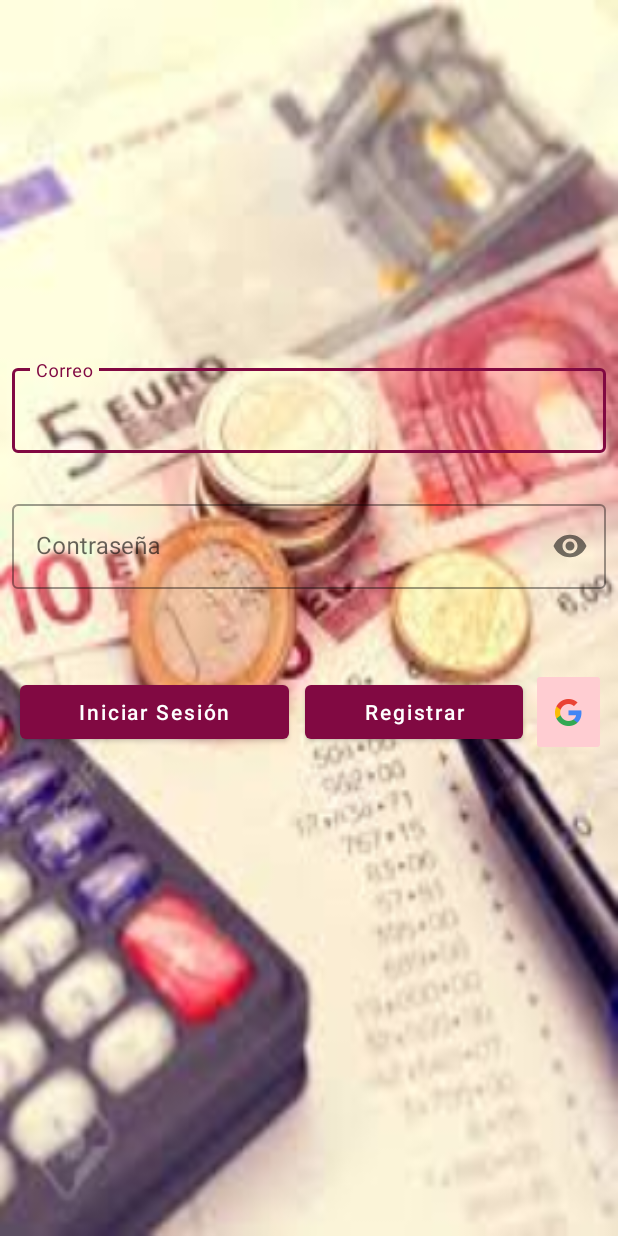
After one commit to HectorSalo/MyFinances, an Android app: the layout activity_inic_sesion.xml on its own in the app's theme, with its tools: preview values and no code run, on a phone screen of 412 x 824 dp. The commit adds this screen. Run offline under Robolectric (Android 15) with nearby library versions, the phone set to English and light mode, and no system bars.

Commit message:
V1.01 Iniciar Sesion

```diff
--- /dev/null
+++ b/app/src/main/res/layout/activity_inic_sesion.xml
@@ -0,0 +1,93 @@
+<?xml version="1.0" encoding="utf-8"?>
+<androidx.constraintlayout.widget.ConstraintLayout xmlns:android="http://schemas.android.com/apk/res/android"
+    xmlns:app="http://schemas.android.com/apk/res-auto"
+    xmlns:tools="http://schemas.android.com/tools"
+    android:layout_width="match_parent"
+    android:layout_height="match_parent"
+    tools:context=".inicioSesion.InicSesionActivity"
+    android:background="@drawable/test1">
+
+    <com.google.android.material.textfield.TextInputLayout
+        android:id="@+id/outlined_email"
+        style="@style/Widget.MaterialComponents.TextInputLayout.OutlinedBox"
+        android:layout_width="match_parent"
+        android:layout_height="wrap_content"
+        android:layout_marginStart="8dp"
+        android:layout_marginTop="240dp"
+        android:layout_marginEnd="8dp"
+        android:hint="@string/email_sesion"
+        app:errorEnabled="true"
+        app:layout_constraintEnd_toEndOf="parent"
+        app:layout_constraintStart_toStartOf="parent"
+        app:layout_constraintTop_toTopOf="parent">
+
+        <com.google.android.material.textfield.TextInputEditText
+            android:id="@+id/et_email"
+            android:layout_width="match_parent"
+            android:layout_height="wrap_content"
+            android:inputType="textCapSentences|textEmailAddress" />
+
+    </com.google.android.material.textfield.TextInputLayout>
+
+    <com.google.android.material.textfield.TextInputLayout
+        android:id="@+id/outlined_password"
+        style="@style/Widget.MaterialComponents.TextInputLayout.OutlinedBox"
+        android:layout_width="match_parent"
+        android:layout_height="wrap_content"
+        android:layout_marginStart="8dp"
+        android:layout_marginTop="8dp"
+        android:layout_marginEnd="8dp"
+        android:hint="@string/pass_sesion"
+        app:errorEnabled="true"
+        app:layout_constraintEnd_toEndOf="parent"
+        app:layout_constraintStart_toStartOf="parent"
+        app:layout_constraintTop_toBottomOf="@+id/outlined_email"
+        app:passwordToggleEnabled="true">
+
+        <com.google.android.material.textfield.TextInputEditText
+            android:id="@+id/et_password"
+            android:layout_width="match_parent"
+            android:layout_height="wrap_content"
+            android:inputType="textPassword" />
+
+    </com.google.android.material.textfield.TextInputLayout>
+
+    <LinearLayout
+        android:layout_width="match_parent"
+        android:layout_height="wrap_content"
+        android:layout_marginStart="8dp"
+        android:layout_marginTop="32dp"
+        android:layout_marginEnd="8dp"
+        android:orientation="horizontal"
+        app:layout_constraintEnd_toEndOf="parent"
+        app:layout_constraintStart_toStartOf="parent"
+        app:layout_constraintTop_toBottomOf="@+id/outlined_password">
+
+        <Button
+            android:id="@+id/button_iniciar_sesion"
+            android:layout_width="wrap_content"
+            android:layout_height="wrap_content"
+            android:layout_weight="1"
+            android:layout_margin="5dp"
+            android:text="@string/btn_inic_sesion"
+            android:textAllCaps="false"/>
+
+        <Button
+            android:id="@+id/button_registrar"
+            android:layout_width="wrap_content"
+            android:layout_height="wrap_content"
+            android:layout_weight="1"
+            android:layout_margin="5dp"
+            android:text="@string/btn_registrar"
+            android:textAllCaps="false"/>
+
+        <ImageButton
+            android:id="@+id/imageButton_google"
+            android:layout_width="50dp"
+            android:layout_height="match_parent"
+            android:backgroundTint="#FFCDD2"
+            app:srcCompat="@drawable/googleg_standard_color_18" />
+
+    </LinearLayout>
+
+</androidx.constraintlayout.widget.ConstraintLayout>
--- a/app/src/main/res/values/strings.xml
+++ b/app/src/main/res/values/strings.xml
@@ -16,8 +16,13 @@
     <string name="pie_prestamos">Préstamos</string>
     <string name="pie_egresos">Gastos</string>
     <string name="pie_deudas">Deudas</string>
-    <string name="title_activity_agregar">AgregarActivity</string>
+    <string name="title_activity_agregar">Agregar</string>
 
+
+    <string name="email_sesion">Correo</string>
+    <string name="pass_sesion">Contraseña</string>
+    <string name="btn_inic_sesion">Iniciar Sesión</string>
+    <string name="btn_registrar">Registrar</string>
 
     <!-- Strings used for fragments -->
     <string name="concepto">Concepto:</string>
```
Also changed, not shown: app/src/main/AndroidManifest.xml (+8 -1 lines), app/src/main/java/com/skysam/hchirinos/myfinances/Utils/VariablesEstaticas.java (added, +17 -0 lines), app/src/main/java/com/skysam/hchirinos/myfinances/agregar/AgregarIngresoFragment.java (+69 -0 lines), app/src/main/java/com/skysam/hchirinos/myfinances/inicioSesion/InicSesionActivity.java (added, +124 -0 lines), app/src/main/res/layout/fragment_agregar_ingreso.xml (+15 -0 lines), app/src/main/res/drawable/test1.jpg (added).
